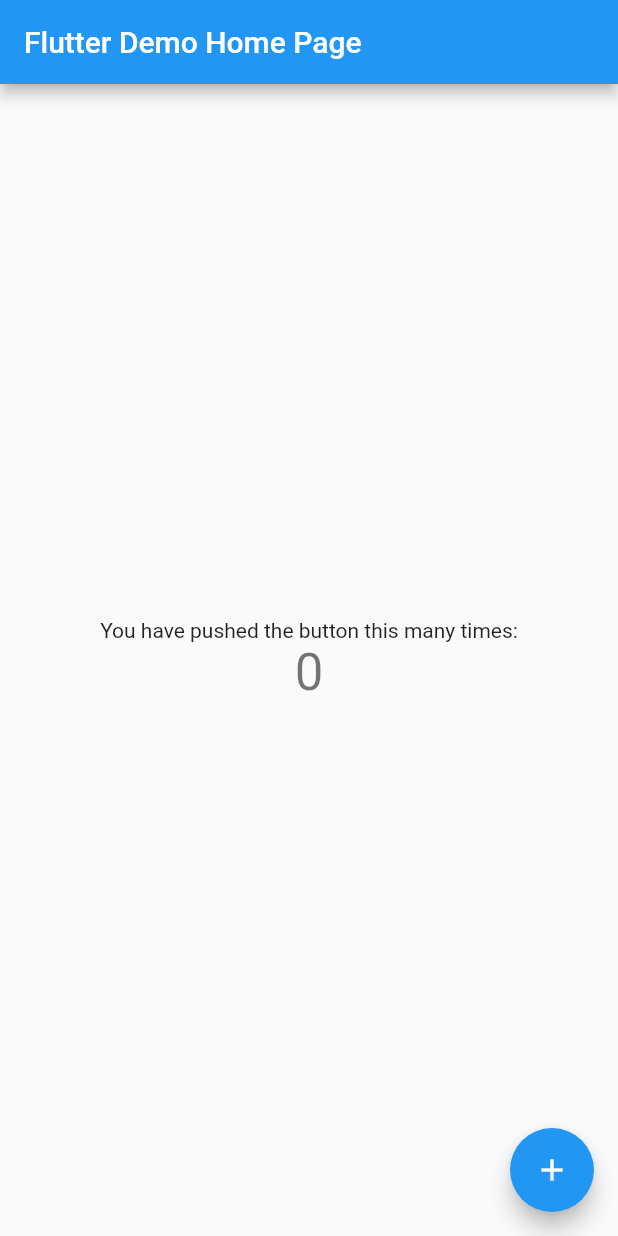
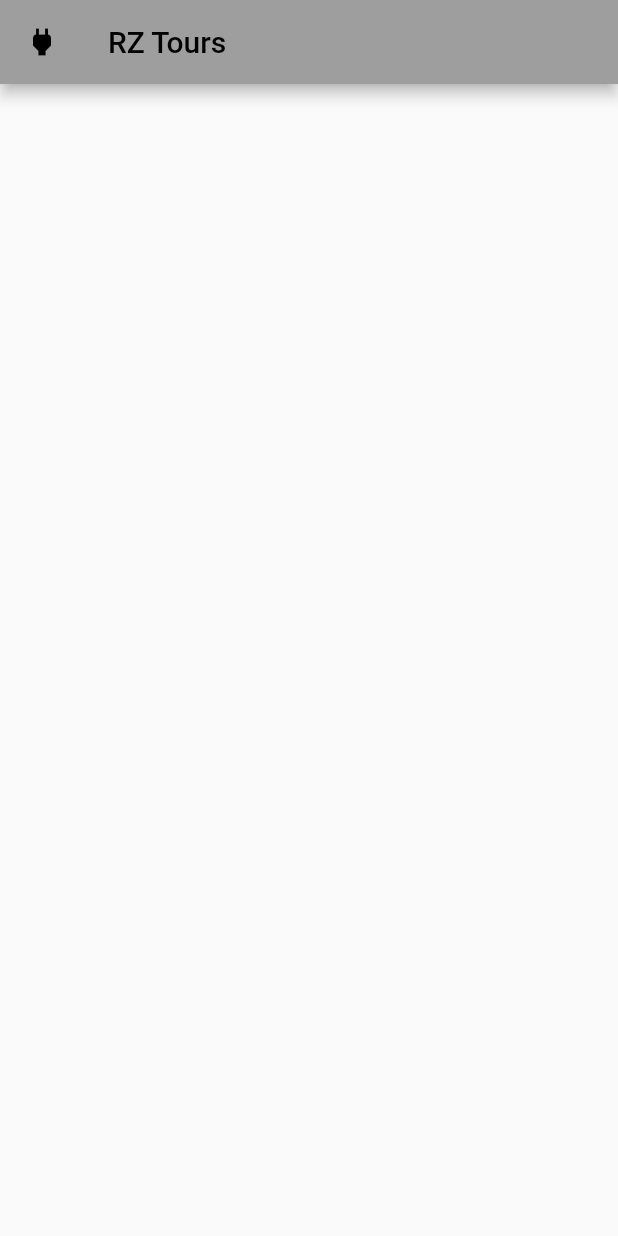
Before and after one commit to kareem337/RZ-tours-app, a Flutter app: the screen it shows after launch, on a phone screen of 412 x 824 dp. Run offline on Flutter 3.47's test engine with Material 2 defaults, Android fonts, the phone set to English and light mode, and no system bars.

Commit message:
second push

```diff
--- a/rz_tours/lib/main.dart
+++ b/rz_tours/lib/main.dart
@@ -1,4 +1,6 @@
 import 'package:flutter/material.dart';
+import 'package:rz_tours/screens/home.dart';
+
 
 void main() {
   runApp(MyApp());
@@ -9,105 +11,12 @@
   @override
   Widget build(BuildContext context) {
     return MaterialApp(
+      debugShowCheckedModeBanner: false,
       title: 'Flutter Demo',
       theme: ThemeData(
-        // This is the theme of your application.
-        //
-        // Try running your application with "flutter run". You'll see the
-        // application has a blue toolbar. Then, without quitting the app, try
-        // changing the primarySwatch below to Colors.green and then invoke
-        // "hot reload" (press "r" in the console where you ran "flutter run",
-        // or simply save your changes to "hot reload" in a Flutter IDE).
-        // Notice that the counter didn't reset back to zero; the application
-        // is not restarted.
-        primarySwatch: Colors.blue,
+        primarySwatch: Colors.grey,
       ),
-      home: MyHomePage(title: 'Flutter Demo Home Page'),
+      home: Home(),
     );
   }
 }
-
-class MyHomePage extends StatefulWidget {
-  MyHomePage({Key? key, required this.title}) : super(key: key);
-
-  // This widget is the home page of your application. It is stateful, meaning
-  // that it has a State object (defined below) that contains fields that affect
-  // how it looks.
-
-  // This class is the configuration for the state. It holds the values (in this
-  // case the title) provided by the parent (in this case the App widget) and
-  // used by the build method of the State. Fields in a Widget subclass are
-  // always marked "final".
-
-  final String title;
-
-  @override
-  _MyHomePageState createState() => _MyHomePageState();
-}
-
-class _MyHomePageState extends State<MyHomePage> {
-  int _counter = 0;
-
-  void _incrementCounter() {
-    setState(() {
-      // This call to setState tells the Flutter framework that something has
-      // changed in this State, which causes it to rerun the build method below
-      // so that the display can reflect the updated values. If we changed
-      // _counter without calling setState(), then the build method would not be
-      // called again, and so nothing would appear to happen.
-      _counter++;
-    });
-  }
-
-  @override
-  Widget build(BuildContext context) {
-    // This method is rerun every time setState is called, for instance as done
-    // by the _incrementCounter method above.
-    //
-    // The Flutter framework has been optimized to make rerunning build methods
-    // fast, so that you can just rebuild anything that needs updating rather
-    // than having to individually change instances of widgets.
-    return Scaffold(
-      appBar: AppBar(
-        // Here we take the value from the MyHomePage object that was created by
-        // the App.build method, and use it to set our appbar title.
-        title: Text(widget.title),
-      ),
-      body: Center(
-        // Center is a layout widget. It takes a single child and positions it
-        // in the middle of the parent.
-        child: Column(
-          // Column is also a layout widget. It takes a list of children and
-          // arranges them vertically. By default, it sizes itself to fit its
-          // children horizontally, and tries to be as tall as its parent.
-          //
-          // Invoke "debug painting" (press "p" in the console, choose the
-          // "Toggle Debug Paint" action from the Flutter Inspector in Android
-          // Studio, or the "Toggle Debug Paint" command in Visual Studio Code)
-          // to see the wireframe for each widget.
-          //
-          // Column has various properties to control how it sizes itself and
-          // how it positions its children. Here we use mainAxisAlignment to
-          // center the children vertically; the main axis here is the vertical
-          // axis because Columns are vertical (the cross axis would be
-          // horizontal).
-          mainAxisAlignment: MainAxisAlignment.center,
-          children: <Widget>[
-            Text(
-              'You have pushed the button this many times:',
-            ),
-            Text(
-              '$_counter',
-              style: Theme.of(context).textTheme.headline4,
-            ),
-          ],
-        ),
-      ),
-      floatingActionButton: FloatingActionButton(
-        onPressed: _incrementCounter,
-        tooltip: 'Increment',
-        child: Icon(Icons.add),
-      ), // This trailing comma makes auto-formatting nicer for build methods.
-    );
-  }
-}
--- a/rz_tours/lib/screens/home.dart
+++ b/rz_tours/lib/screens/home.dart
@@ -0,0 +1,23 @@
+import 'package:flutter/material.dart';
+
+class Home extends StatelessWidget {
+  const Home({Key? key}) : super(key: key);
+
+  @override
+  Widget build(BuildContext context) {
+    return Scaffold(
+      appBar: AppBar(
+        leading: Icon(Icons.power), title: Text("RZ Tours"),
+      ),
+      body: ListView(
+        children: [
+          Row(
+            children: [
+
+            ],
+          )
+        ],
+      ),
+    );
+  }
+}
```
